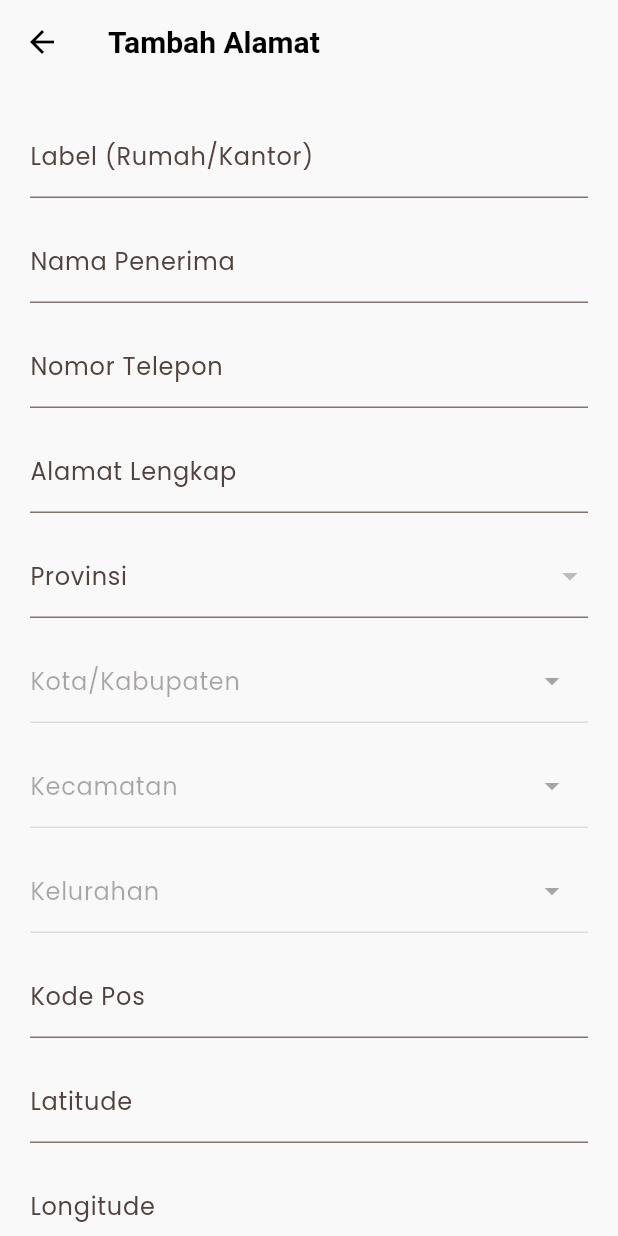
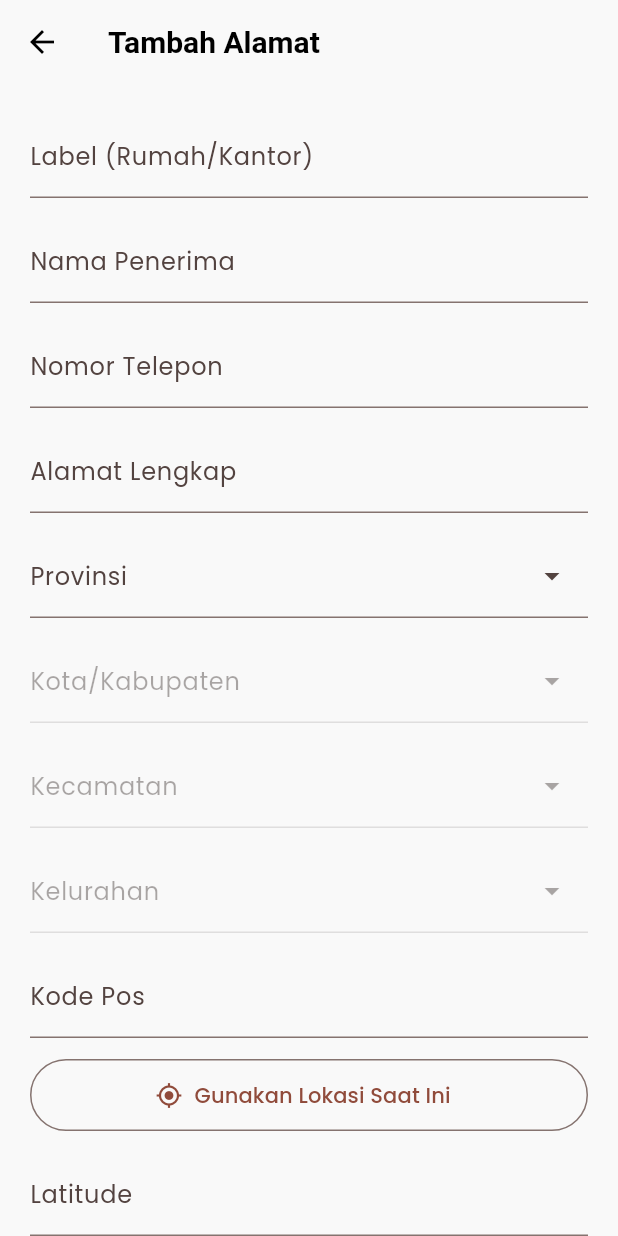
Before and after one commit to veo3yopi/herbal, a Flutter app: the AddAddressPage screen opened directly, on a phone screen of 412 x 824 dp. Run offline on Flutter 3.47's test engine with Material 3 defaults, Android fonts, the light colour scheme and no system bars; our stand-ins replace dio, flutter_html, geolocator, google_fonts, image_picker, shared_preferences; accounts and stored records are empty.

Commit message:
Ubah field provinsi/kota/kecamatan/kelurahan menjadi searchable picker dengan modal bottom sheet. Tambahkan helper searchable field + filter pencarian untuk daftar data. Tampilkan field disabled dengan hint jika prasyarat belum dipilih, tanpa mengubah alur data sebelumnya.

```diff
--- a/lib/features/profile/add_address_page.dart
+++ b/lib/features/profile/add_address_page.dart
@@ -1,4 +1,7 @@
+import 'dart:async';
+
 import 'package:flutter/material.dart';
+import 'package:geolocator/geolocator.dart';
 import 'package:provider/provider.dart';
 
 import '../../data/models/address_model.dart';
@@ -35,6 +38,7 @@ class _AddAddressPageState extends State<AddAddressPage> {
   final _longitudeController = TextEditingController();
 
   bool _isDefault = false;
+  bool _isFetchingLocation = false;
   int? _selectedProvinceId;
   int? _selectedCityId;
   int? _selectedDistrictId;
@@ -135,6 +139,7 @@ class _AddAddressPageState extends State<AddAddressPage> {
               _districtField(districtProvider, theme),
               _subDistrictField(subDistrictProvider, theme),
               _field(_postalCodeController, 'Kode Pos'),
+              _locationButton(theme),
               _field(_latitudeController, 'Latitude'),
               _field(_longitudeController, 'Longitude'),
               SwitchListTile(
@@ -172,6 +177,85 @@ class _AddAddressPageState extends State<AddAddressPage> {
     );
   }
 
+  Widget _locationButton(ThemeData theme) {
+    return Padding(
+      padding: const EdgeInsets.only(bottom: 14),
+      child: SizedBox(
+        width: double.infinity,
+        height: 48,
+        child: OutlinedButton.icon(
+          onPressed: _isFetchingLocation ? null : _fetchLocation,
+          icon: _isFetchingLocation
+              ? const SizedBox(
+                  width: 16,
+                  height: 16,
+                  child: CircularProgressIndicator(strokeWidth: 2),
+                )
+              : const Icon(Icons.my_location),
+          label: Text(
+            _isFetchingLocation ? 'Mengambil lokasi...' : 'Gunakan Lokasi Saat Ini',
+          ),
+        ),
+      ),
+    );
+  }
+
+  Future<void> _fetchLocation() async {
+    setState(() => _isFetchingLocation = true);
+    try {
+      final serviceEnabled = await Geolocator.isLocationServiceEnabled();
+      if (!serviceEnabled) {
+        _showMessage('Layanan lokasi belum aktif. Buka pengaturan.');
+        await Geolocator.openLocationSettings();
+        return;
+      }
+
+      var permission = await Geolocator.checkPermission();
+      if (permission == LocationPermission.denied) {
+        permission = await Geolocator.requestPermission();
+      }
+      if (permission == LocationPermission.denied) {
+        _showMessage('Izin lokasi ditolak.');
+        return;
+      }
+      if (permission == LocationPermission.deniedForever) {
+        _showMessage('Izin lokasi ditolak permanen. Buka pengaturan.');
+        await Geolocator.openAppSettings();
+        return;
+      }
+
+      Position? position;
+      try {
+        position = await Geolocator.getCurrentPosition(
+          desiredAccuracy: LocationAccuracy.high,
+          timeLimit: const Duration(seconds: 10),
+        );
+      } on TimeoutException {
+        position = await Geolocator.getLastKnownPosition();
+      }
+
+      if (position == null) {
+        _showMessage('Lokasi tidak tersedia. Coba lagi.');
+        return;
+      }
+      _latitudeController.text = position.latitude.toString();
+      _longitudeController.text = position.longitude.toString();
+    } catch (e) {
+      _showMessage('Gagal mengambil lokasi: ${e.toString()}');
+    } finally {
+      if (mounted) {
+        setState(() => _isFetchingLocation = false);
+      }
+    }
+  }
+
+  void _showMessage(String message) {
+    if (!mounted) return;
+    ScaffoldMessenger.of(context).showSnackBar(
+      SnackBar(content: Text(message)),
+    );
+  }
+
   Widget _provinceField(ProvinceProvider provinceProvider, ThemeData theme) {
     if (provinceProvider.isLoading) {
       return const Padding(
@@ -199,25 +283,21 @@ class _AddAddressPageState extends State<AddAddressPage> {
       );
     }
 
-    return Padding(
-      padding: const EdgeInsets.only(bottom: 14),
-      child: DropdownButtonFormField<int>(
-        initialValue: _selectedProvinceId,
-        items: provinceProvider.provinces
-            .map(
-              (province) => DropdownMenuItem<int>(
-                value: province.id,
-                child: Text(province.name),
-              ),
-            )
-            .toList(),
-        decoration: const InputDecoration(labelText: 'Provinsi'),
-        onChanged: (value) {
+    return _searchableField(
+      label: 'Provinsi',
+      controller: _provinceNameController,
+      enabled: true,
+      hint: 'Pilih provinsi',
+      validator: (_) => _selectedProvinceId == null ? 'Pilih provinsi' : null,
+      onTap: () async {
+        final selected = await _openSearchSheet(
+          title: 'Pilih Provinsi',
+          items: provinceProvider.provinces,
+          itemLabel: (item) => item.name,
+        );
+        if (selected == null) return;
         setState(() {
-            _selectedProvinceId = value;
-            final selected = provinceProvider.provinces.firstWhere(
-              (item) => item.id == value,
-            );
+          _selectedProvinceId = selected.id;
           _provinceIdController.text = selected.id.toString();
           _provinceNameController.text = selected.name;
           _selectedCityId = null;
@@ -231,33 +311,20 @@ class _AddAddressPageState extends State<AddAddressPage> {
           _subDistrictNameController.clear();
           _postalCodeController.clear();
         });
-          if (value != null) {
-            context.read<CityProvider>().fetchCities(provinceId: value);
+        context.read<CityProvider>().fetchCities(provinceId: selected.id);
         context.read<DistrictProvider>().clear();
         context.read<SubDistrictProvider>().clear();
-          } else {
-            context.read<CityProvider>().clear();
-            context.read<DistrictProvider>().clear();
-            context.read<SubDistrictProvider>().clear();
-          }
       },
-        validator: (value) => value == null ? 'Pilih provinsi' : null,
-      ),
     );
   }
 
   Widget _cityField(CityProvider cityProvider, ThemeData theme) {
     if (_selectedProvinceId == null) {
-      return Padding(
-        padding: const EdgeInsets.only(bottom: 14),
-        child: TextFormField(
+      return _searchableField(
+        label: 'Kota/Kabupaten',
+        controller: _cityNameController,
         enabled: false,
-          decoration: const InputDecoration(
-            labelText: 'Kota/Kabupaten',
-            hintText: 'Pilih provinsi terlebih dahulu',
-            suffixIcon: Icon(Icons.arrow_drop_down),
-          ),
-        ),
+        hint: 'Pilih provinsi terlebih dahulu',
       );
     }
     if (cityProvider.isLoading) {
@@ -295,25 +362,22 @@ class _AddAddressPageState extends State<AddAddressPage> {
       );
     }
 
-    return Padding(
-      padding: const EdgeInsets.only(bottom: 14),
-      child: DropdownButtonFormField<int>(
-        initialValue: _selectedCityId,
-        items: cityProvider.cities
-            .map(
-              (city) => DropdownMenuItem<int>(
-                value: city.id,
-                child: Text(city.name),
-              ),
-            )
-            .toList(),
-        decoration: const InputDecoration(labelText: 'Kota/Kabupaten'),
-        onChanged: (value) {
+    return _searchableField(
+      label: 'Kota/Kabupaten',
+      controller: _cityNameController,
+      enabled: true,
+      hint: 'Pilih kota/kabupaten',
+      validator: (_) =>
+          _selectedCityId == null ? 'Pilih kota/kabupaten' : null,
+      onTap: () async {
+        final selected = await _openSearchSheet(
+          title: 'Pilih Kota/Kabupaten',
+          items: cityProvider.cities,
+          itemLabel: (item) => item.name,
+        );
+        if (selected == null) return;
         setState(() {
-            _selectedCityId = value;
-            final selected = cityProvider.cities.firstWhere(
-              (item) => item.id == value,
-            );
+          _selectedCityId = selected.id;
           _cityIdController.text = selected.id.toString();
           _cityNameController.text = selected.name;
           _selectedDistrictId = null;
@@ -324,31 +388,19 @@ class _AddAddressPageState extends State<AddAddressPage> {
           _subDistrictNameController.clear();
           _postalCodeController.clear();
         });
-          if (value != null) {
-            context.read<DistrictProvider>().fetchDistricts(cityId: value);
+        context.read<DistrictProvider>().fetchDistricts(cityId: selected.id);
         context.read<SubDistrictProvider>().clear();
-          } else {
-            context.read<DistrictProvider>().clear();
-            context.read<SubDistrictProvider>().clear();
-          }
       },
-        validator: (value) => value == null ? 'Pilih kota/kabupaten' : null,
-      ),
     );
   }
 
   Widget _districtField(DistrictProvider districtProvider, ThemeData theme) {
     if (_selectedCityId == null) {
-      return Padding(
-        padding: const EdgeInsets.only(bottom: 14),
-        child: TextFormField(
+      return _searchableField(
+        label: 'Kecamatan',
+        controller: _districtNameController,
         enabled: false,
-          decoration: const InputDecoration(
-            labelText: 'Kecamatan',
-            hintText: 'Pilih kota/kabupaten terlebih dahulu',
-            suffixIcon: Icon(Icons.arrow_drop_down),
-          ),
-        ),
+        hint: 'Pilih kota/kabupaten terlebih dahulu',
       );
     }
     if (districtProvider.isLoading) {
@@ -386,25 +438,22 @@ class _AddAddressPageState extends State<AddAddressPage> {
       );
     }
 
-    return Padding(
-      padding: const EdgeInsets.only(bottom: 14),
-      child: DropdownButtonFormField<int>(
-        initialValue: _selectedDistrictId,
-        items: districtProvider.districts
-            .map(
-              (district) => DropdownMenuItem<int>(
-                value: district.id,
-                child: Text(district.name),
-              ),
-            )
-            .toList(),
-        decoration: const InputDecoration(labelText: 'Kecamatan'),
-        onChanged: (value) {
+    return _searchableField(
+      label: 'Kecamatan',
+      controller: _districtNameController,
+      enabled: true,
+      hint: 'Pilih kecamatan',
+      validator: (_) =>
+          _selectedDistrictId == null ? 'Pilih kecamatan' : null,
+      onTap: () async {
+        final selected = await _openSearchSheet(
+          title: 'Pilih Kecamatan',
+          items: districtProvider.districts,
+          itemLabel: (item) => item.name,
+        );
+        if (selected == null) return;
         setState(() {
-            _selectedDistrictId = value;
-            final selected = districtProvider.districts.firstWhere(
-              (item) => item.id == value,
-            );
+          _selectedDistrictId = selected.id;
           _districtIdController.text = selected.id.toString();
           _districtNameController.text = selected.name;
           _selectedSubDistrictId = null;
@@ -412,16 +461,10 @@ class _AddAddressPageState extends State<AddAddressPage> {
           _subDistrictNameController.clear();
           _postalCodeController.clear();
         });
-          if (value != null) {
         context.read<SubDistrictProvider>().fetchSubDistricts(
-              districtId: value,
+          districtId: selected.id,
         );
-          } else {
-            context.read<SubDistrictProvider>().clear();
-          }
       },
-        validator: (value) => value == null ? 'Pilih kecamatan' : null,
-      ),
     );
   }
 
@@ -430,16 +473,11 @@ class _AddAddressPageState extends State<AddAddressPage> {
     ThemeData theme,
   ) {
     if (_selectedDistrictId == null) {
-      return Padding(
-        padding: const EdgeInsets.only(bottom: 14),
-        child: TextFormField(
+      return _searchableField(
+        label: 'Kelurahan',
+        controller: _subDistrictNameController,
         enabled: false,
-          decoration: const InputDecoration(
-            labelText: 'Kelurahan',
-            hintText: 'Pilih kecamatan terlebih dahulu',
-            suffixIcon: Icon(Icons.arrow_drop_down),
-          ),
-        ),
+        hint: 'Pilih kecamatan terlebih dahulu',
       );
     }
     if (subDistrictProvider.isLoading) {
@@ -477,32 +515,128 @@ class _AddAddressPageState extends State<AddAddressPage> {
       );
     }
 
-    return Padding(
-      padding: const EdgeInsets.only(bottom: 14),
-      child: DropdownButtonFormField<int>(
-        initialValue: _selectedSubDistrictId,
-        items: subDistrictProvider.subDistricts
-            .map(
-              (subDistrict) => DropdownMenuItem<int>(
-                value: subDistrict.id,
-                child: Text(subDistrict.name),
-              ),
-            )
-            .toList(),
-        decoration: const InputDecoration(labelText: 'Kelurahan'),
-        onChanged: (value) {
+    return _searchableField(
+      label: 'Kelurahan',
+      controller: _subDistrictNameController,
+      enabled: true,
+      hint: 'Pilih kelurahan',
+      validator: (_) =>
+          _selectedSubDistrictId == null ? 'Pilih kelurahan' : null,
+      onTap: () async {
+        final selected = await _openSearchSheet(
+          title: 'Pilih Kelurahan',
+          items: subDistrictProvider.subDistricts,
+          itemLabel: (item) => item.name,
+        );
+        if (selected == null) return;
         setState(() {
-            _selectedSubDistrictId = value;
-            final selected = subDistrictProvider.subDistricts.firstWhere(
-              (item) => item.id == value,
-            );
+          _selectedSubDistrictId = selected.id;
           _subDistrictIdController.text = selected.id.toString();
           _subDistrictNameController.text = selected.name;
           _postalCodeController.text = selected.postalCode;
         });
       },
-        validator: (value) => value == null ? 'Pilih kelurahan' : null,
+    );
+  }
+
+  Widget _searchableField({
+    required String label,
+    required TextEditingController controller,
+    required bool enabled,
+    required String hint,
+    VoidCallback? onTap,
+    String? Function(String?)? validator,
+  }) {
+    return Padding(
+      padding: const EdgeInsets.only(bottom: 14),
+      child: TextFormField(
+        controller: controller,
+        readOnly: true,
+        enabled: enabled,
+        decoration: InputDecoration(
+          labelText: label,
+          hintText: hint,
+          suffixIcon: const Icon(Icons.arrow_drop_down),
         ),
+        onTap: enabled ? onTap : null,
+        validator: validator,
+      ),
+    );
+  }
+
+  Future<T?> _openSearchSheet<T>({
+    required String title,
+    required List<T> items,
+    required String Function(T) itemLabel,
+  }) async {
+    return showModalBottomSheet<T>(
+      context: context,
+      isScrollControlled: true,
+      builder: (context) {
+        final searchController = TextEditingController();
+        var filtered = items;
+        return StatefulBuilder(
+          builder: (context, setModalState) {
+            void applyFilter(String query) {
+              final q = query.trim().toLowerCase();
+              setModalState(() {
+                filtered = q.isEmpty
+                    ? items
+                    : items
+                        .where(
+                          (item) => itemLabel(item).toLowerCase().contains(q),
+                        )
+                        .toList();
+              });
+            }
+
+            return Padding(
+              padding: EdgeInsets.only(
+                left: 16,
+                right: 16,
+                top: 16,
+                bottom: MediaQuery.of(context).viewInsets.bottom + 16,
+              ),
+              child: Column(
+                mainAxisSize: MainAxisSize.min,
+                children: [
+                  Text(
+                    title,
+                    style: Theme.of(context).textTheme.titleMedium,
+                  ),
+                  const SizedBox(height: 12),
+                  TextField(
+                    controller: searchController,
+                    onChanged: applyFilter,
+                    decoration: const InputDecoration(
+                      hintText: 'Cari...',
+                      prefixIcon: Icon(Icons.search),
+                    ),
+                  ),
+                  const SizedBox(height: 12),
+                  Flexible(
+                    child: filtered.isEmpty
+                        ? const Text('Tidak ada hasil')
+                        : ListView.separated(
+                            shrinkWrap: true,
+                            itemCount: filtered.length,
+                            separatorBuilder: (_, __) =>
+                                const Divider(height: 1),
+                            itemBuilder: (context, index) {
+                              final item = filtered[index];
+                              return ListTile(
+                                title: Text(itemLabel(item)),
+                                onTap: () => Navigator.pop(context, item),
+                              );
+                            },
+                          ),
+                  ),
+                ],
+              ),
+            );
+          },
+        );
+      },
     );
   }
 
--- a/pubspec.yaml
+++ b/pubspec.yaml
@@ -44,6 +44,7 @@ dependencies:
   flutter_html: ^3.0.0
   image_picker: ^1.2.1
   shared_preferences: ^2.2.2
+  geolocator: ^13.0.1
 
 dev_dependencies:
   flutter_test:
```
Also changed, not shown: pubspec.lock, 4 other files. Lines whose indentation alone changed are shown as unchanged.
